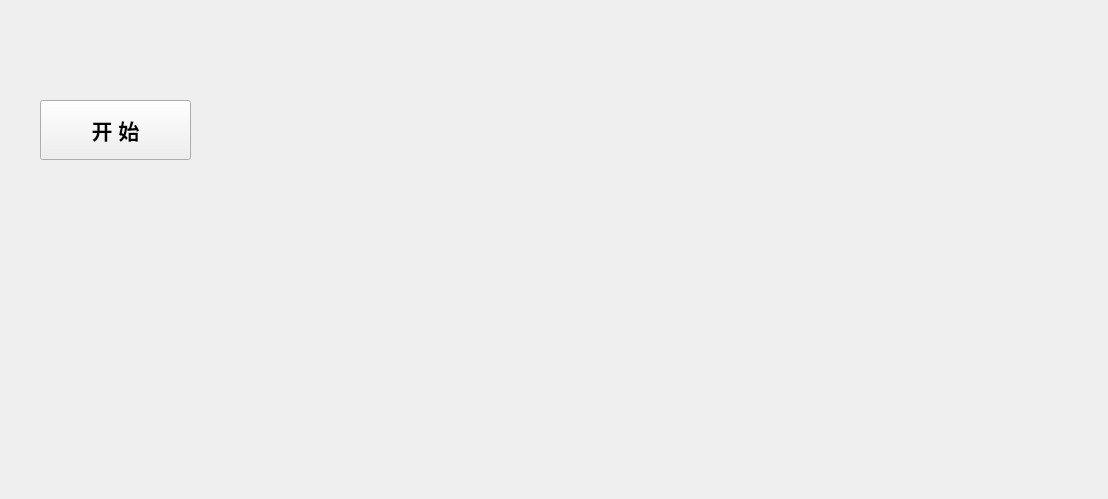
Old version of the form pro_fvt/home/home_workwid.ui in the repository ChinaClever/MPro-Tools.
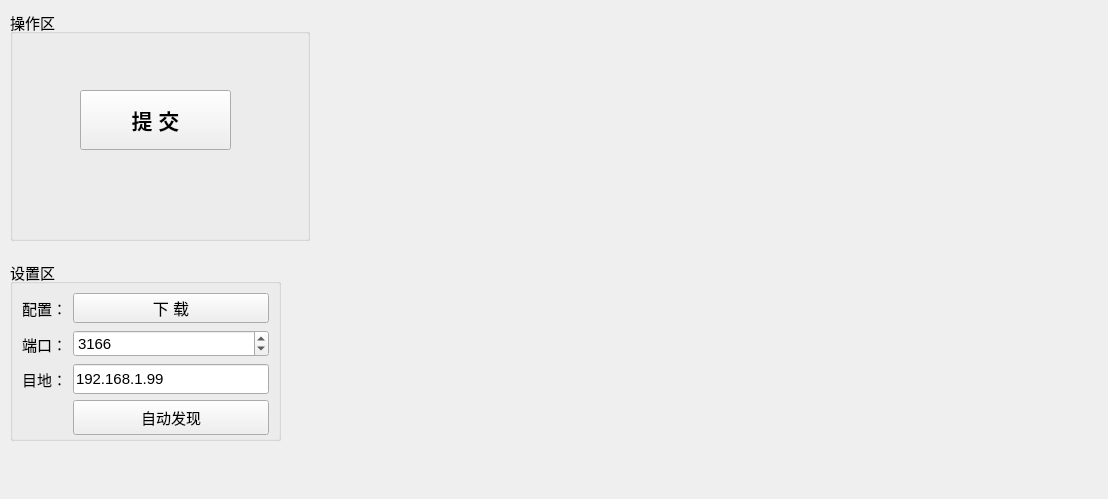
New version of the form.

What changed in the file:
```diff
--- a/pro_fvt/home/home_workwid.ui
+++ b/pro_fvt/home/home_workwid.ui
@@ -18,36 +18,220 @@
   <property name="windowTitle">
    <string>Form</string>
   </property>
-  <widget class="QPushButton" name="startBtn">
+  <widget class="QGroupBox" name="groupBox_2">
+   <property name="enabled">
+    <bool>true</bool>
+   </property>
    <property name="geometry">
     <rect>
-     <x>40</x>
-     <y>100</y>
-     <width>151</width>
-     <height>60</height>
+     <x>10</x>
+     <y>10</y>
+     <width>300</width>
+     <height>231</height>
     </rect>
    </property>
    <property name="minimumSize">
     <size>
-     <width>120</width>
+     <width>300</width>
+     <height>220</height>
+    </size>
+   </property>
+   <property name="maximumSize">
+    <size>
+     <width>400</width>
+     <height>16777215</height>
+    </size>
+   </property>
+   <property name="title">
+    <string>操作区</string>
+   </property>
+   <widget class="QPushButton" name="startBtn">
+    <property name="geometry">
+     <rect>
+      <x>70</x>
+      <y>80</y>
+      <width>151</width>
+      <height>60</height>
+     </rect>
+    </property>
+    <property name="minimumSize">
+     <size>
+      <width>120</width>
+      <height>0</height>
+     </size>
+    </property>
+    <property name="maximumSize">
+     <size>
+      <width>200</width>
+      <height>60</height>
+     </size>
+    </property>
+    <property name="font">
+     <font>
+      <pointsize>16</pointsize>
+      <bold>true</bold>
+     </font>
+    </property>
+    <property name="text">
+     <string>提 交</string>
+    </property>
+   </widget>
+  </widget>
+  <widget class="QGroupBox" name="groupBox_3">
+   <property name="enabled">
+    <bool>true</bool>
+   </property>
+   <property name="geometry">
+    <rect>
+     <x>10</x>
+     <y>260</y>
+     <width>271</width>
+     <height>181</height>
+    </rect>
+   </property>
+   <property name="minimumSize">
+    <size>
+     <width>270</width>
      <height>0</height>
     </size>
    </property>
    <property name="maximumSize">
     <size>
-     <width>200</width>
-     <height>60</height>
+     <width>300</width>
+     <height>16777215</height>
     </size>
    </property>
-   <property name="font">
-    <font>
-     <pointsize>16</pointsize>
-     <bold>true</bold>
-    </font>
+   <property name="title">
+    <string>设置区</string>
    </property>
-   <property name="text">
-    <string>开 始</string>
-   </property>
+   <layout class="QGridLayout" name="gridLayout">
+    <item row="0" column="0">
+     <widget class="QLabel" name="label_13">
+      <property name="minimumSize">
+       <size>
+        <width>0</width>
+        <height>30</height>
+       </size>
+      </property>
+      <property name="font">
+       <font>
+        <pointsize>11</pointsize>
+       </font>
+      </property>
+      <property name="text">
+       <string>配置：</string>
+      </property>
+      <property name="alignment">
+       <set>Qt::AlignRight|Qt::AlignTrailing|Qt::AlignVCenter</set>
+      </property>
+     </widget>
+    </item>
+    <item row="0" column="1">
+     <widget class="QPushButton" name="downBtn">
+      <property name="minimumSize">
+       <size>
+        <width>120</width>
+        <height>0</height>
+       </size>
+      </property>
+      <property name="maximumSize">
+       <size>
+        <width>200</width>
+        <height>60</height>
+       </size>
+      </property>
+      <property name="font">
+       <font>
+        <pointsize>12</pointsize>
+       </font>
+      </property>
+      <property name="text">
+       <string>下 载</string>
+      </property>
+     </widget>
+    </item>
+    <item row="1" column="0">
+     <widget class="QLabel" name="label_11">
+      <property name="minimumSize">
+       <size>
+        <width>0</width>
+        <height>30</height>
+       </size>
+      </property>
+      <property name="font">
+       <font>
+        <pointsize>11</pointsize>
+       </font>
+      </property>
+      <property name="text">
+       <string>端口：</string>
+      </property>
+      <property name="alignment">
+       <set>Qt::AlignRight|Qt::AlignTrailing|Qt::AlignVCenter</set>
+      </property>
+     </widget>
+    </item>
+    <item row="1" column="1">
+     <widget class="QSpinBox" name="spinBox">
+      <property name="maximum">
+       <number>99999</number>
+      </property>
+      <property name="value">
+       <number>3166</number>
+      </property>
+     </widget>
+    </item>
+    <item row="2" column="0">
+     <widget class="QLabel" name="label_12">
+      <property name="minimumSize">
+       <size>
+        <width>0</width>
+        <height>30</height>
+       </size>
+      </property>
+      <property name="font">
+       <font>
+        <pointsize>11</pointsize>
+       </font>
+      </property>
+      <property name="text">
+       <string>目地：</string>
+      </property>
+      <property name="alignment">
+       <set>Qt::AlignRight|Qt::AlignTrailing|Qt::AlignVCenter</set>
+      </property>
+     </widget>
+    </item>
+    <item row="2" column="1">
+     <widget class="QLineEdit" name="ipEdit">
+      <property name="enabled">
+       <bool>true</bool>
+      </property>
+      <property name="minimumSize">
+       <size>
+        <width>0</width>
+        <height>30</height>
+       </size>
+      </property>
+      <property name="text">
+       <string>192.168.1.99</string>
+      </property>
+     </widget>
+    </item>
+    <item row="3" column="1">
+     <widget class="QPushButton" name="findBtn">
+      <property name="minimumSize">
+       <size>
+        <width>0</width>
+        <height>35</height>
+       </size>
+      </property>
+      <property name="text">
+       <string>自动发现</string>
+      </property>
+     </widget>
+    </item>
+   </layout>
   </widget>
  </widget>
  <resources/>
```
